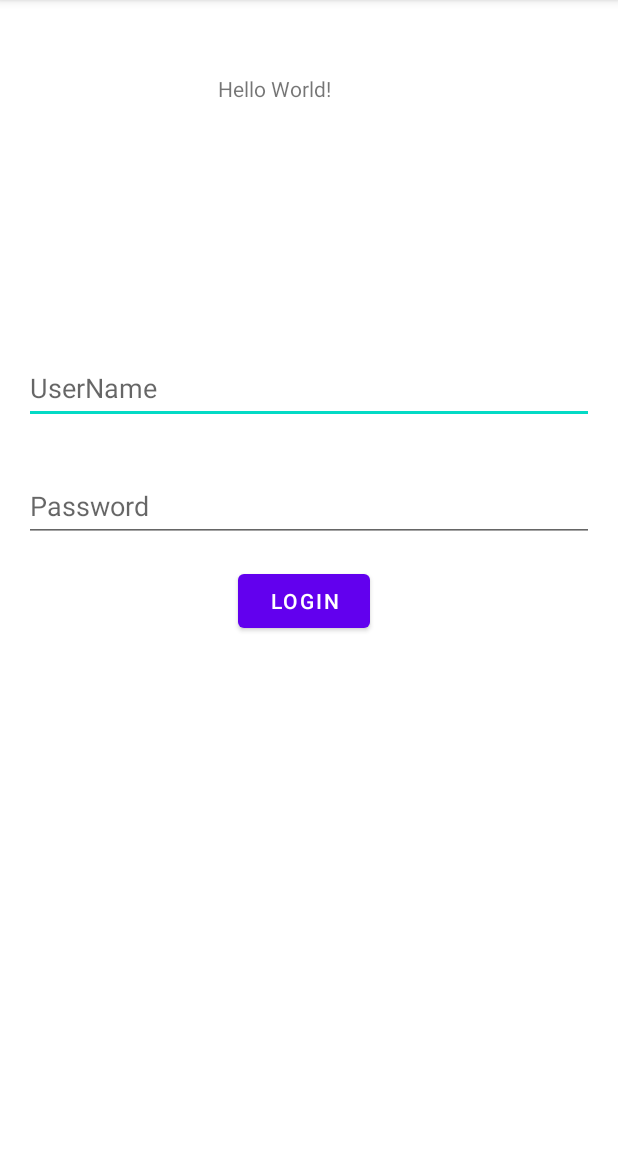
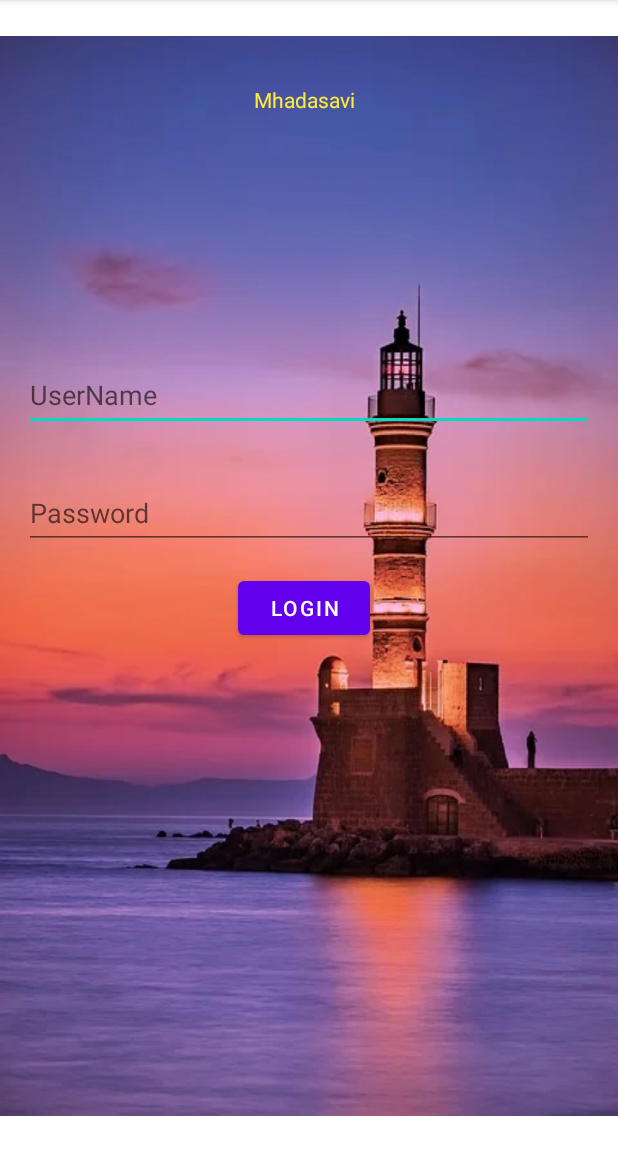
Before and after one commit to Mhadasavi/AndroidApp, an Android app: the screen it shows after launch (MainActivity), after a tap on "LOGIN", on a phone screen of 412 x 824 dp, the part 84-1236 px from its top. Run offline under Robolectric (Android 15) with nearby library versions, the phone set to English and light mode, and no system bars.

Commit message:
Add imageview

```diff
--- a/app/src/main/java/com/example/myapplication/MainActivity.java
+++ b/app/src/main/java/com/example/myapplication/MainActivity.java
@@ -5,7 +5,9 @@ import androidx.appcompat.app.AppCompatActivity;
 import android.os.Bundle;
 import android.util.Log;
 import android.view.View;
+import android.widget.Button;
 import android.widget.EditText;
+import android.widget.ImageView;
 import android.widget.Toast;
 
 public class MainActivity extends AppCompatActivity {
@@ -19,9 +21,20 @@ public class MainActivity extends AppCompatActivity {
         String msg="Hi "+username.getText().toString();
         Toast.makeText(this,msg,Toast.LENGTH_SHORT).show();
 }
+    ImageView imageView;
+    Button btn;
     @Override
     protected void onCreate(Bundle savedInstanceState) {
         super.onCreate(savedInstanceState);
         setContentView(R.layout.activity_main);
+
+        imageView=(findViewById(R.id.imageView));
+        btn=findViewById(R.id.loginButton);
+        btn.setOnClickListener(new View.OnClickListener() {
+            @Override
+            public void onClick(View view) {
+                imageView.setImageResource(R.drawable.android);
+            }
+        });
     }
 }
--- a/app/src/main/res/layout/activity_main.xml
+++ b/app/src/main/res/layout/activity_main.xml
@@ -6,19 +6,31 @@
     android:layout_height="match_parent"
     tools:context=".MainActivity">
 
+    <ImageView
+        android:id="@+id/imageView"
+        android:layout_width="wrap_content"
+        android:layout_height="wrap_content"
+        android:scaleType="fitXY"
+        app:layout_constraintBottom_toBottomOf="parent"
+        app:layout_constraintEnd_toEndOf="parent"
+        app:layout_constraintStart_toStartOf="parent"
+        app:layout_constraintTop_toTopOf="parent"
+        app:srcCompat="@drawable/android2" />
+
     <TextView
         android:id="@+id/textView"
-        android:layout_width="103dp"
-        android:layout_height="38dp"
+        android:layout_width="74dp"
+        android:layout_height="40dp"
         android:layout_marginLeft="8dp"
         android:layout_marginRight="8dp"
-        android:text="Hello World!"
+        android:shadowColor="#FFEB3B"
+        android:text="Mhadasavi"
+        android:textColor="#FFEB3B"
         app:layout_constraintBottom_toBottomOf="parent"
-        app:layout_constraintHorizontal_bias="0.47"
         app:layout_constraintLeft_toLeftOf="parent"
         app:layout_constraintRight_toRightOf="parent"
         app:layout_constraintTop_toTopOf="parent"
-        app:layout_constraintVertical_bias="0.068" />
+        app:layout_constraintVertical_bias="0.078" />
 
     <EditText
         android:id="@+id/editUserName"
@@ -49,13 +61,13 @@
         android:hint="Password"
         android:inputType="textPassword"
         android:minHeight="48dp"
-        app:layout_constraintBottom_toTopOf="@+id/button"
+        app:layout_constraintBottom_toTopOf="@+id/loginButton"
         app:layout_constraintEnd_toEndOf="parent"
         app:layout_constraintStart_toStartOf="parent"
         app:layout_constraintTop_toBottomOf="@+id/editUserName" />
 
     <Button
-        android:id="@+id/button"
+        android:id="@+id/loginButton"
         android:layout_width="wrap_content"
         android:layout_height="wrap_content"
         android:layout_marginStart="158dp"
```
Also changed, not shown: app/src/main/res/drawable/android.png (added), app/src/main/res/drawable/android2.png (added).
